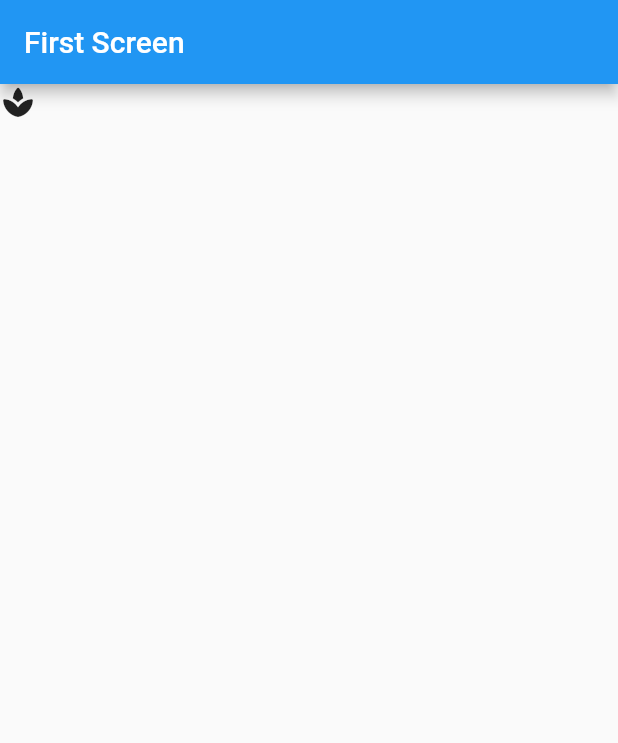
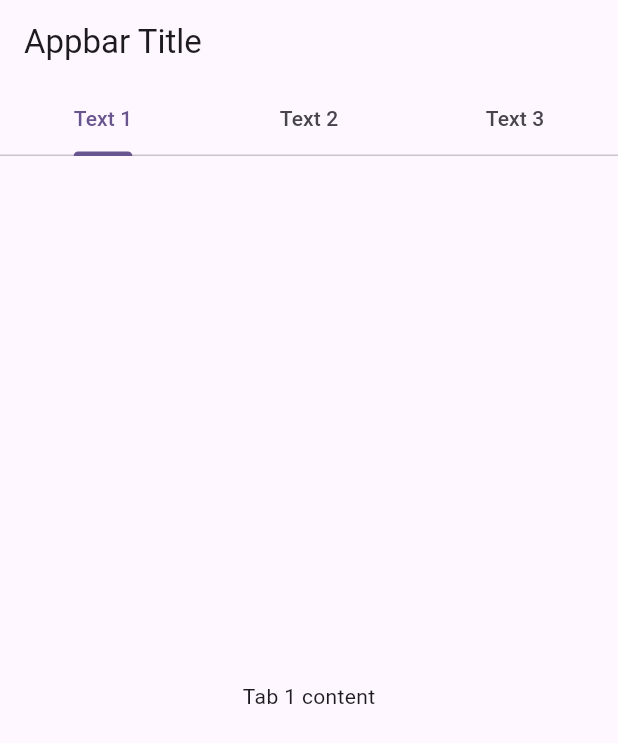
Before and after one commit to fatiq123/MAD-Assignment4, a Flutter app: the screen it shows after launch, on a phone screen of 412 x 824 dp. Shown: the top 743 px of the screen. Run offline on Flutter 3.47's test engine with Material 2 defaults, Android fonts, the phone set to English and light mode, and no system bars.

Commit message:
tabbar widget

```diff
--- a/lib/main.dart
+++ b/lib/main.dart
@@ -8,6 +8,7 @@ import 'package:assignment4_mad/gesture_dectector.dart';
 import 'package:assignment4_mad/hero.dart';
 import 'package:assignment4_mad/row.dart';
 import 'package:assignment4_mad/switch_checkbox_widgets.dart';
+import 'package:assignment4_mad/tabbar.dart';
 import 'package:flutter/cupertino.dart';
 import 'package:flutter/material.dart';
 
@@ -31,7 +32,7 @@ class MyApp extends StatelessWidget {
         colorScheme: ColorScheme.fromSeed(seedColor: Colors.deepPurple),
         useMaterial3: true,
       ),
-      home: HeroWidget()
+      home: TabBarWidget()
       /*TodosScreen(
         todo: List.generate(
           20,
--- /dev/null
+++ b/lib/tabbar.dart
@@ -0,0 +1,41 @@
+import 'package:flutter/material.dart';
+
+class TabBarWidget extends StatelessWidget {
+  const TabBarWidget({super.key});
+
+  @override
+  Widget build(BuildContext context) {
+    return DefaultTabController(
+      length: 3,
+      child: Scaffold(
+        appBar: AppBar(
+          title: const Text("Appbar Title"),
+          bottom: const TabBar(tabs: [
+            Tab(
+              text: "Text 1",
+            ),
+            Tab(
+              text: "Text 2",
+            ),
+            Tab(
+              text: "Text 3",
+            )
+          ]),
+        ),
+        body: const TabBarView(
+          children: [
+            Center(
+              child: Text("Tab 1 content"),
+            ),
+            Center(
+              child: Text("Tab 2 content"),
+            ),
+            Center(
+              child: Text("Tab 3 content"),
+            ),
+          ],
+        ),
+      ),
+    );
+  }
+}
```
